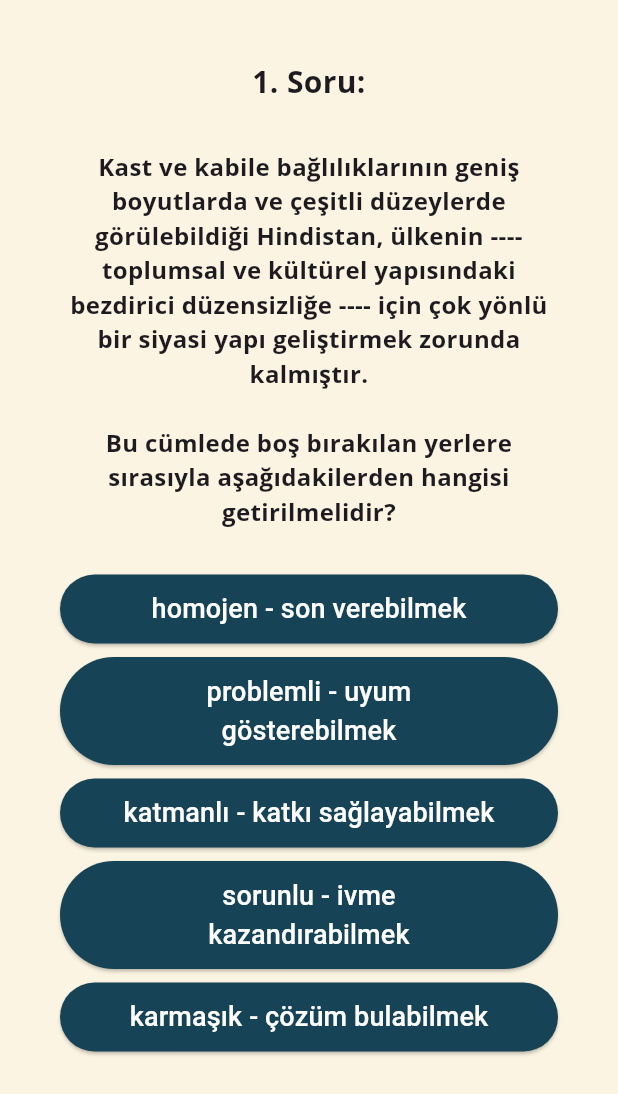
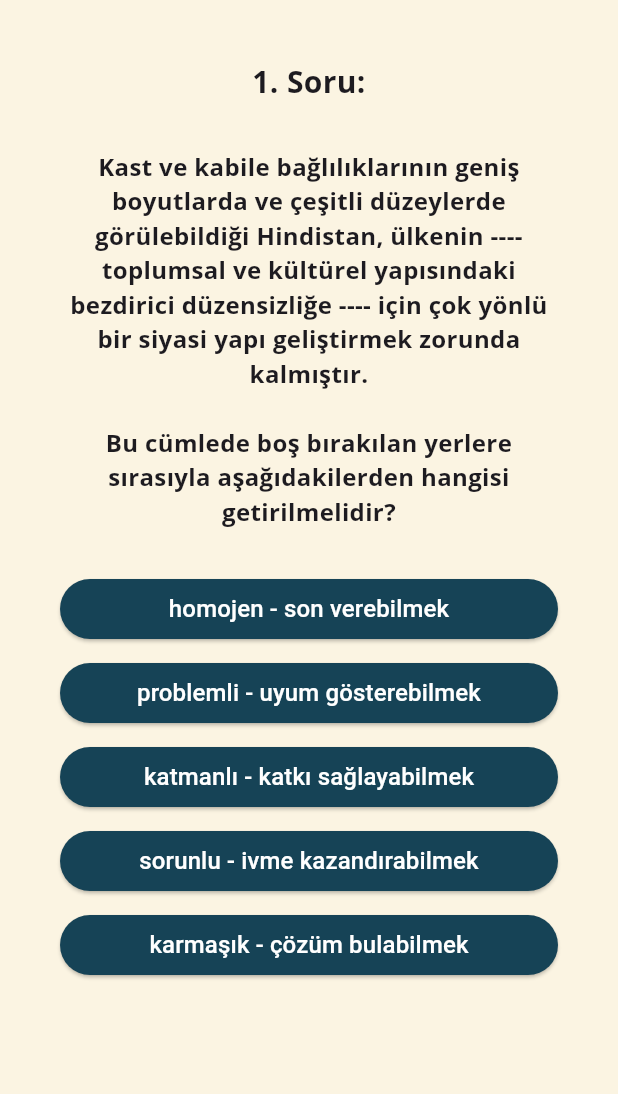
Before and after one commit to FatihYigit35/random_kpss_questions, a Flutter app: the screen it shows after launch, after a tap on "Testi başlat", on a phone screen of 412 x 824 dp. Shown: the top 1094 px of the screen. Run offline on Flutter 3.47's test engine with Material 3 defaults, Android fonts, the phone set to English and light mode, and no system bars; our stand-ins replace google_fonts.

Commit message:
button style update

```diff
--- a/lib/custom_widgets/answer_button.dart
+++ b/lib/custom_widgets/answer_button.dart
@@ -12,13 +12,13 @@ class AnswerButton extends StatelessWidget {
     return ElevatedButton(
       onPressed: onClick,
       style: ElevatedButton.styleFrom(
-          padding: const EdgeInsets.symmetric(vertical: 10, horizontal: 40),
+          padding: const EdgeInsets.symmetric(vertical: 4, horizontal: 20),
           backgroundColor: AppColors.primaryColor,
           foregroundColor: Colors.white),
       child: Text(
         text,
         style: const TextStyle(
-          fontSize: 18,
+          fontSize: 16,
         ),
         textAlign: TextAlign.center,
       ),
```
